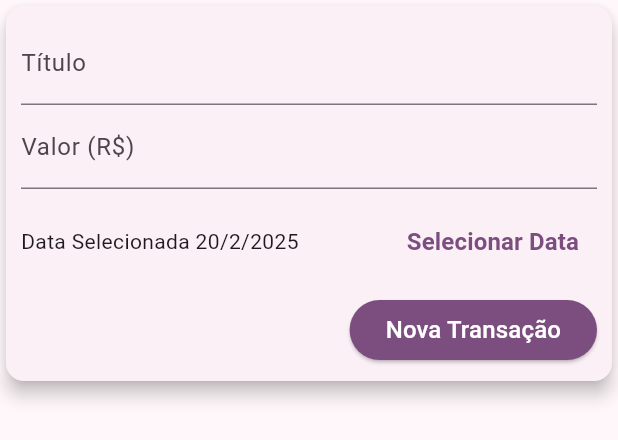
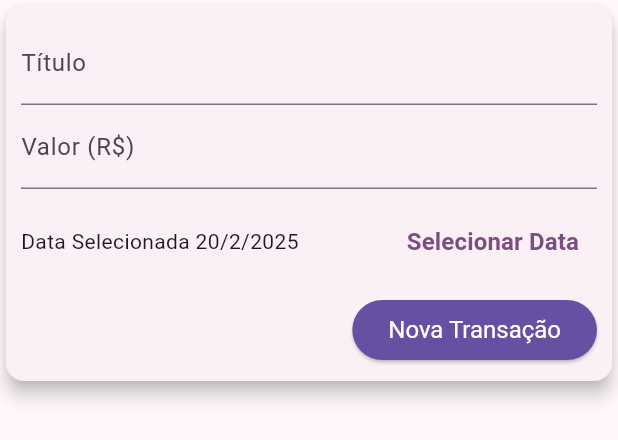
Before and after one commit to cleitonaraujo89/espenses, a Flutter app: the TransactionForm widget shown alone on an empty page, opened directly with empty values, on a phone screen of 412 x 824 dp. Shown: the top 440 px of the screen. Run offline on Flutter 3.47's test engine with Material 3 defaults, Android fonts, the phone set to English and light mode, and no system bars.

Commit message:
acrescentando itens adaptativos

```diff
--- /dev/null
+++ b/lib/components/adaptative_button.dart
@@ -0,0 +1,18 @@
+import 'package:flutter/cupertino.dart';
+import 'package:flutter/material.dart';
+import 'dart:io';
+
+class AdaptativeButton extends StatelessWidget {
+
+  final String label;
+  final void Function() onPressed;
+
+  AdaptativeButton({required this.label, required this.onPressed});
+
+  @override
+  Widget build(BuildContext context) {
+    return Platform.isIOS
+    ? CupertinoButton(child: Text(label), onPressed: onPressed)
+    : ElevatedButton(onPressed: onPressed, child: Text(label));
+  }
+}
--- /dev/null
+++ b/lib/components/adaptative_textfield.dart
@@ -0,0 +1,39 @@
+import 'package:flutter/cupertino.dart';
+import 'dart:io';
+
+import 'package:flutter/material.dart';
+
+class AdaptativeTextfield extends StatelessWidget {
+  final TextEditingController controller;
+  final void Function() onSubmit;
+  final String label;
+  final TextInputType keyboard;
+
+  const AdaptativeTextfield({
+    required this.controller,
+    required this.onSubmit,
+    required this.label,
+    this.keyboard = TextInputType.text,
+  });
+
+  @override
+  Widget build(BuildContext context) {
+    return Platform.isIOS
+        ? Padding(
+          padding: const EdgeInsets.only(bottom: 10),
+          child: CupertinoTextField(
+              controller: controller,
+              onSubmitted: (_) => onSubmit(),
+              placeholder: label,
+              keyboardType: keyboard,
+              padding: EdgeInsets.symmetric( horizontal: 6, vertical: 12),
+            ),
+        )
+        : TextField(
+            controller: controller,
+            onSubmitted: (_) => onSubmit(),
+            decoration: InputDecoration(labelText: label),
+            keyboardType: keyboard,
+          );
+  }
+}
--- a/lib/components/transactions_form.dart
+++ b/lib/components/transactions_form.dart
@@ -2,6 +2,8 @@
 
 import 'package:flutter/material.dart';
 import 'package:intl/intl.dart';
+import 'adaptative_button.dart';
+import 'adaptative_textfield.dart';
 
 class TransactionForm extends StatefulWidget {
   final void Function(String, double, DateTime) onSubmit;
@@ -68,26 +70,21 @@ class _TransactionFormState extends State<TransactionForm> {
             bottom: 10 + MediaQuery.of(context).viewInsets.bottom,
           ),
           child: Column(children: [
-            TextField(
-              controller:
-                  _titleController, // o controller fica "escutando" o que é digitado e atualizando a variavel (modo sem atribuição)
-              //o onSubmitted ativa quando a pessoa aperta entre no telhado
-              onSubmitted: (_) =>
-                  _subimitForm(), // precisa de uma função para executar por isso a arrow function com o "_" como parametro pois se chamar a funfção direto _subimitForm() n funciona
-              decoration: InputDecoration(
-                //Placeholder
-                labelText: 'Título',
-              ),
+            AdaptativeTextfield(
+              controller: _titleController,
+              // o controller fica "escutando" o que é digitado e atualizando a variavel (modo sem atribuição)
+              //o onSubmitted ativa quando a pessoa aperta enter no telhado
+              onSubmit: _subimitForm,
+              // precisa de uma função para executar por isso a arrow function com o "_" como parametro pois se chamar a funfção direto _subimitForm() n funciona
+              label: 'Título',
             ),
-            TextField(
+            AdaptativeTextfield(
               //onChanged: (newValue) => value = newValue, // geito com atribuição
               controller: _valueController,
+              onSubmit:_subimitForm, //se apertar entrer...
+              label: 'Valor (R\$)',
               //teclado numérico
-              keyboardType: TextInputType.numberWithOptions(decimal: true),
-              onSubmitted: (_) => _subimitForm(), //se apertar entrer...
-              decoration: InputDecoration(
-                labelText: 'Valor (R\$)',
-              ),
+              keyboard: TextInputType.numberWithOptions(decimal: true),
             ),
             Container(
               height: 70,
@@ -114,15 +111,9 @@ class _TransactionFormState extends State<TransactionForm> {
             Row(
               mainAxisAlignment: MainAxisAlignment.end,
               children: [
-                ElevatedButton(
+                AdaptativeButton(
                   onPressed: _subimitForm,
-                  style: ButtonStyle(
-                      backgroundColor: WidgetStatePropertyAll(
-                          Theme.of(context).primaryColor)),
-                  child: Text(
-                    'Nova Transação',
-                    style: TextStyle(color: Colors.white, fontSize: 16),
-                  ),
+                  label: 'Nova Transação',
                 ),
               ],
             )
--- a/lib/main.dart
+++ b/lib/main.dart
@@ -45,13 +45,14 @@ class ExpensesApp extends StatelessWidget {
         appBarTheme: const AppBarTheme(
           // Tema da AppBar
           backgroundColor: Colors.purple,
-            // titleTextStyle: TextStyle(
-            //   fontFamily: 'Caveat',
-            //   fontWeight: FontWeight.w700,
-            //   fontSize: 30,
-            // )
-          )
-          // para adicionar fontes basta habilitalas no pubspec.yaml
+        ),
+        elevatedButtonTheme: ElevatedButtonThemeData(
+          style: ElevatedButton.styleFrom(
+            backgroundColor: Theme.of(context).primaryColor,
+            foregroundColor: Colors.white,
+            textStyle: TextStyle(fontSize: 16),
+          ),
+        ),
       ),
     );
   }
```
Lines whose indentation alone changed are shown as unchanged.
